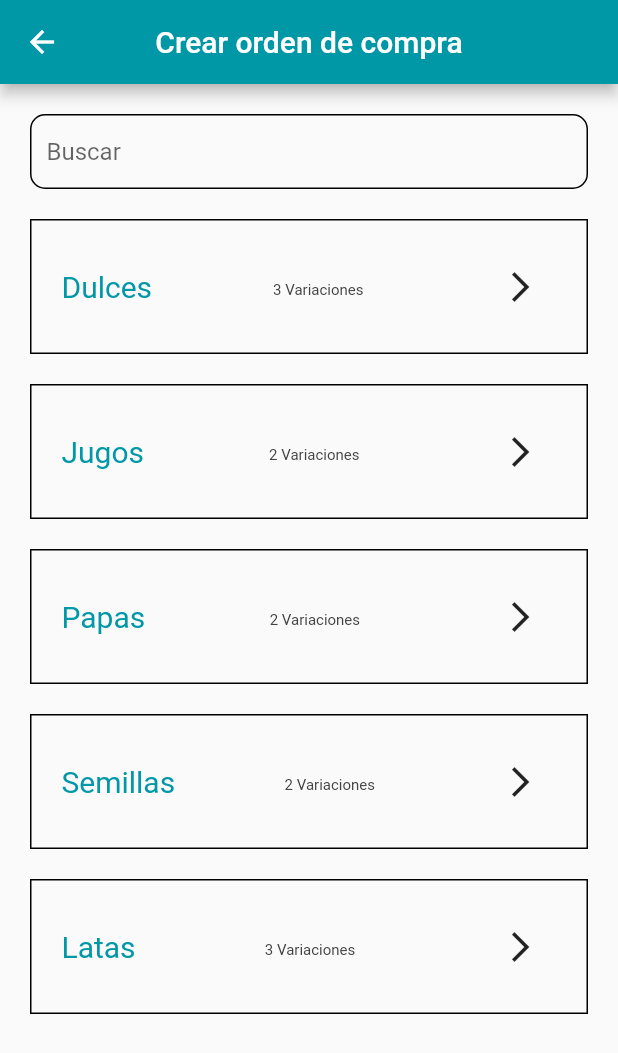
After one commit to josequezada03/GO, a Flutter app: the OrdenDeCompra screen opened directly, on a phone screen of 412 x 824 dp. The commit adds this screen. Shown: the top 1053 px of the screen. Run offline on Flutter 3.47's test engine with Material 2 defaults, Android fonts, the phone set to English and light mode, and no system bars; our stand-ins replace flutter_slidable, syncfusion_flutter_calendar; missing offline and left inert: dart:html, dart:js.

Commit message:
cambios recientes

```diff
--- a/lib/main.dart
+++ b/lib/main.dart
@@ -9,6 +9,7 @@ import 'package:gp_app/screens/prueba.dart';
 import 'package:gp_app/screens/bottom_navigation_bar_screens/mi_cuenta.dart';
 import 'package:gp_app/screens/tab_bar_pages/cliente_actividades/calendario.dart';
 import 'package:gp_app/screens/tab_bar_pages/cliente_actividades/formularios.dart';
+import 'package:gp_app/screens/tab_bar_pages/cliente_actividades/orden_de_compra/orden_de_compra.dart';
 import 'package:gp_app/screens/tab_bar_pages/cliente_actividades/tomar_foto.dart';
 import 'package:gp_app/screens/tab_bar_pages/cliente_seleccionado.dart';
 import 'package:gp_app/screens/tab_bar_pages/clientes.dart';
@@ -32,7 +33,7 @@ class MyApp extends StatelessWidget {
           theme: ThemeData(
             primaryColor: Colors.cyan.shade700,
           ),
-          home: homepage(
+          home: LogIn(
               //key: UniqueKey(),
               //title: ('Titulo prueba'),
               ),
--- a/lib/screens/tab_bar_pages/cliente_actividades/notas.dart
+++ b/lib/screens/tab_bar_pages/cliente_actividades/notas.dart
@@ -24,7 +24,7 @@ class _HomeState extends State<Home> {
     return SafeArea(
       child: Scaffold(
         appBar: AppBar(
-          backgroundColor: Colors.grey.shade800,
+          backgroundColor: Colors.cyan.shade700,
           centerTitle: true,
           title: Text(
             "Notas",
--- /dev/null
+++ b/lib/screens/tab_bar_pages/cliente_actividades/orden_de_compra/orden_de_compra.dart
@@ -0,0 +1,267 @@
+import 'package:flutter/material.dart';
+import 'package:gp_app/screens/tab_bar_pages/cliente_actividades/orden_de_compra/productos/dulces.dart';
+import 'package:gp_app/screens/tab_bar_pages/cliente_actividades/orden_de_compra/productos/jugos.dart';
+import 'package:gp_app/screens/tab_bar_pages/cliente_actividades/orden_de_compra/productos/latas.dart';
+import 'package:gp_app/screens/tab_bar_pages/cliente_actividades/orden_de_compra/productos/papas.dart';
+import 'package:gp_app/screens/tab_bar_pages/cliente_actividades/orden_de_compra/productos/semillas.dart';
+
+class OrdenDeCompra extends StatefulWidget {
+  const OrdenDeCompra({Key? key}) : super(key: key);
+
+  @override
+  State<OrdenDeCompra> createState() => _OrdenDeCompraState();
+}
+
+class _OrdenDeCompraState extends State<OrdenDeCompra> {
+  @override
+  Widget build(BuildContext context) {
+    return Scaffold(
+      appBar: AppBar(
+        title: Text('Crear orden de compra'),
+        backgroundColor: Colors.cyan.shade700,
+        centerTitle: true,
+      ),
+      body: ListView(children: [
+        Container(
+          margin: EdgeInsets.fromLTRB(20, 20, 20, 0),
+          decoration: BoxDecoration(
+            borderRadius: BorderRadius.circular(10),
+            border: Border.all(width: 1),
+          ),
+          child: TextField(
+            decoration: InputDecoration(
+              hintText: 'Buscar',
+              border: InputBorder.none,
+              errorBorder: InputBorder.none,
+              enabledBorder: InputBorder.none,
+              focusedBorder: InputBorder.none,
+              contentPadding: EdgeInsets.fromLTRB(10, 2, 10, 2),
+            ),
+          ),
+        ),
+        GestureDetector(
+          onTap: () {
+            Navigator.push(
+              context,
+              MaterialPageRoute(builder: (context) => const Dulces()),
+            );
+          },
+          child: Container(
+            margin: EdgeInsets.fromLTRB(20, 20, 20, 0),
+            padding: EdgeInsets.fromLTRB(20, 20, 20, 20),
+            decoration: BoxDecoration(border: Border.all(width: 1)),
+            child: Row(
+                mainAxisAlignment: MainAxisAlignment.spaceBetween,
+                children: [
+                  Container(
+                    child: Text(
+                      'Dulces',
+                      style:
+                          TextStyle(fontSize: 20, color: Colors.cyan.shade700),
+                    ),
+                  ),
+                  Container(
+                    padding: EdgeInsets.fromLTRB(0, 5, 0, 0),
+                    child: Text(
+                      '3 Variaciones',
+                      style:
+                          TextStyle(fontSize: 10, color: Colors.grey.shade800),
+                    ),
+                  ),
+                  Container(
+                    child: IconButton(
+                      onPressed: () {
+                        Navigator.push(
+                          context,
+                          MaterialPageRoute(
+                              builder: (context) => const Dulces()),
+                        );
+                      },
+                      icon: Icon(
+                        Icons.arrow_forward_ios,
+                      ),
+                    ),
+                  )
+                ]),
+          ),
+        ),
+        GestureDetector(
+          onTap: () {
+            Navigator.push(
+              context,
+              MaterialPageRoute(builder: (context) => const Jugos()),
+            );
+          },
+          child: Container(
+            margin: EdgeInsets.fromLTRB(20, 20, 20, 0),
+            padding: EdgeInsets.fromLTRB(20, 20, 20, 20),
+            decoration: BoxDecoration(border: Border.all(width: 1)),
+            child: Row(
+                mainAxisAlignment: MainAxisAlignment.spaceBetween,
+                children: [
+                  Container(
+                    child: Text(
+                      'Jugos',
+                      style:
+                          TextStyle(fontSize: 20, color: Colors.cyan.shade700),
+                    ),
+                  ),
+                  Container(
+                    padding: EdgeInsets.fromLTRB(0, 5, 0, 0),
+                    child: Text(
+                      '2 Variaciones',
+                      style:
+                          TextStyle(fontSize: 10, color: Colors.grey.shade800),
+                    ),
+                  ),
+                  Container(
+                    child: IconButton(
+                      onPressed: () {
+                        Navigator.push(
+                          context,
+                          MaterialPageRoute(
+                              builder: (context) => const Jugos()),
+                        );
+                      },
+                      icon: Icon(Icons.arrow_forward_ios),
+                    ),
+                  )
+                ]),
+          ),
+        ),
+        GestureDetector(
+          onTap: () {
+            Navigator.push(
+              context,
+              MaterialPageRoute(builder: (context) => const Papas()),
+            );
+          },
+          child: Container(
+            margin: EdgeInsets.fromLTRB(20, 20, 20, 0),
+            padding: EdgeInsets.fromLTRB(20, 20, 20, 20),
+            decoration: BoxDecoration(border: Border.all(width: 1)),
+            child: Row(
+                mainAxisAlignment: MainAxisAlignment.spaceBetween,
+                children: [
+                  Container(
+                    child: Text(
+                      'Papas',
+                      style:
+                          TextStyle(fontSize: 20, color: Colors.cyan.shade700),
+                    ),
+                  ),
+                  Container(
+                    padding: EdgeInsets.fromLTRB(0, 5, 0, 0),
+                    child: Text(
+                      '2 Variaciones',
+                      style:
+                          TextStyle(fontSize: 10, color: Colors.grey.shade800),
+                    ),
+                  ),
+                  Container(
+                    child: IconButton(
+                      icon: Icon(Icons.arrow_forward_ios),
+                      onPressed: () {
+                        Navigator.push(
+                          context,
+                          MaterialPageRoute(
+                              builder: (context) => const Papas()),
+                        );
+                      },
+                    ),
+                  )
+                ]),
+          ),
+        ),
+        GestureDetector(
+          onTap: () {
+            Navigator.push(
+              context,
+              MaterialPageRoute(builder: (context) => const Semillas()),
+            );
+          },
+          child: Container(
+            margin: EdgeInsets.fromLTRB(20, 20, 20, 0),
+            padding: EdgeInsets.fromLTRB(20, 20, 20, 20),
+            decoration: BoxDecoration(border: Border.all(width: 1)),
+            child: Row(
+                mainAxisAlignment: MainAxisAlignment.spaceBetween,
+                children: [
+                  Container(
+                    child: Text(
+                      'Semillas',
+                      style:
+                          TextStyle(fontSize: 20, color: Colors.cyan.shade700),
+                    ),
+                  ),
+                  Container(
+                    padding: EdgeInsets.fromLTRB(0, 5, 0, 0),
+                    child: Text(
+                      '2 Variaciones',
+                      style:
+                          TextStyle(fontSize: 10, color: Colors.grey.shade800),
+                    ),
+                  ),
+                  Container(
+                    child: IconButton(
+                      icon: Icon(Icons.arrow_forward_ios),
+                      onPressed: () {
+                        Navigator.push(
+                          context,
+                          MaterialPageRoute(
+                              builder: (context) => const Semillas()),
+                        );
+                      },
+                    ),
+                  )
+                ]),
+          ),
+        ),
+        GestureDetector(
+          onTap: () {
+            Navigator.push(
+              context,
+              MaterialPageRoute(builder: (context) => const Latas()),
+            );
+          },
+          child: Container(
+            margin: EdgeInsets.fromLTRB(20, 20, 20, 0),
+            padding: EdgeInsets.fromLTRB(20, 20, 20, 20),
+            decoration: BoxDecoration(border: Border.all(width: 1)),
+            child: Row(
+                mainAxisAlignment: MainAxisAlignment.spaceBetween,
+                children: [
+                  Container(
+                    child: Text(
+                      'Latas',
+                      style:
+                          TextStyle(fontSize: 20, color: Colors.cyan.shade700),
+                    ),
+                  ),
+                  Container(
+                    padding: EdgeInsets.fromLTRB(0, 5, 0, 0),
+                    child: Text(
+                      '3 Variaciones',
+                      style:
+                          TextStyle(fontSize: 10, color: Colors.grey.shade800),
+                    ),
+                  ),
+                  Container(
+                    child: IconButton(
+                      icon: Icon(Icons.arrow_forward_ios),
+                      onPressed: () {
+                        Navigator.push(
+                          context,
+                          MaterialPageRoute(
+                              builder: (context) => const Latas()),
+                        );
+                      },
+                    ),
+                  )
+                ]),
+          ),
+        ),
+      ]),
+    );
+  }
+}
--- /dev/null
+++ b/lib/screens/tab_bar_pages/cliente_actividades/orden_de_compra/productos/dulces.dart
@@ -0,0 +1,21 @@
+import 'package:flutter/material.dart';
+
+class Dulces extends StatefulWidget {
+  const Dulces({Key? key}) : super(key: key);
+
+  @override
+  State<Dulces> createState() => _DulcesState();
+}
+
+class _DulcesState extends State<Dulces> {
+  @override
+  Widget build(BuildContext context) {
+    return Scaffold(
+      appBar: AppBar(
+        title: Text('Dulces'),
+        backgroundColor: Colors.cyan.shade700,
+        centerTitle: true,
+      ),
+    );
+  }
+}
--- /dev/null
+++ b/lib/screens/tab_bar_pages/cliente_actividades/orden_de_compra/productos/jugos.dart
@@ -0,0 +1,21 @@
+import 'package:flutter/material.dart';
+
+class Jugos extends StatefulWidget {
+  const Jugos({Key? key}) : super(key: key);
+
+  @override
+  State<Jugos> createState() => _JugosState();
+}
+
+class _JugosState extends State<Jugos> {
+  @override
+  Widget build(BuildContext context) {
+    return Scaffold(
+      appBar: AppBar(
+        title: Text('Jugos'),
+        backgroundColor: Colors.cyan.shade700,
+        centerTitle: true,
+      ),
+    );
+  }
+}
--- /dev/null
+++ b/lib/screens/tab_bar_pages/cliente_actividades/orden_de_compra/productos/latas.dart
@@ -0,0 +1,21 @@
+import 'package:flutter/material.dart';
+
+class Latas extends StatefulWidget {
+  const Latas({Key? key}) : super(key: key);
+
+  @override
+  State<Latas> createState() => _LatasState();
+}
+
+class _LatasState extends State<Latas> {
+  @override
+  Widget build(BuildContext context) {
+    return Scaffold(
+      appBar: AppBar(
+        title: Text('Latas'),
+        backgroundColor: Colors.cyan.shade700,
+        centerTitle: true,
+      ),
+    );
+  }
+}
--- /dev/null
+++ b/lib/screens/tab_bar_pages/cliente_actividades/orden_de_compra/productos/papas.dart
@@ -0,0 +1,21 @@
+import 'package:flutter/material.dart';
+
+class Papas extends StatefulWidget {
+  const Papas({Key? key}) : super(key: key);
+
+  @override
+  State<Papas> createState() => _PapasState();
+}
+
+class _PapasState extends State<Papas> {
+  @override
+  Widget build(BuildContext context) {
+    return Scaffold(
+      appBar: AppBar(
+        title: Text('Papas'),
+        backgroundColor: Colors.cyan.shade700,
+        centerTitle: true,
+      ),
+    );
+  }
+}
--- /dev/null
+++ b/lib/screens/tab_bar_pages/cliente_actividades/orden_de_compra/productos/semillas.dart
@@ -0,0 +1,21 @@
+import 'package:flutter/material.dart';
+
+class Semillas extends StatefulWidget {
+  const Semillas({Key? key}) : super(key: key);
+
+  @override
+  State<Semillas> createState() => _SemillasState();
+}
+
+class _SemillasState extends State<Semillas> {
+  @override
+  Widget build(BuildContext context) {
+    return Scaffold(
+      appBar: AppBar(
+        title: Text('Semillas'),
+        backgroundColor: Colors.cyan.shade700,
+        centerTitle: true,
+      ),
+    );
+  }
+}
```
Also changed, not shown: lib/screens/tab_bar_pages/cliente_seleccionado.dart (+15 -3 lines).
